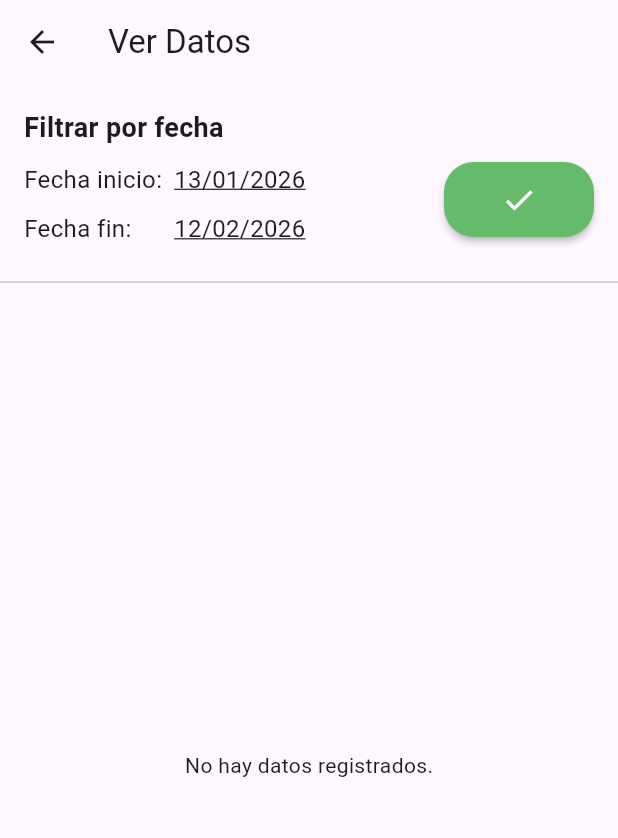
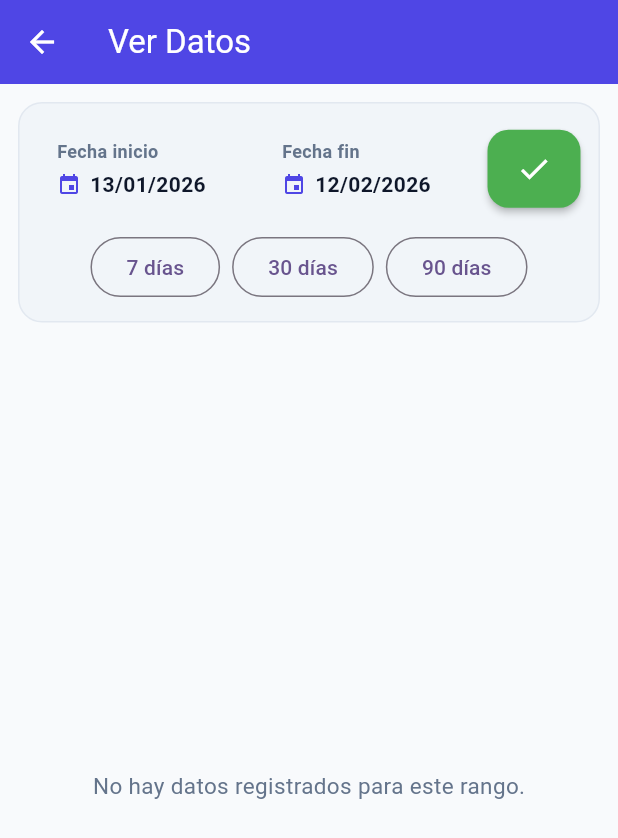
Before and after one commit to alejozd/tomatension, a Flutter app: the VerDatosPage screen opened directly, on a phone screen of 412 x 824 dp. Shown: the top 838 px of the screen. Run offline on Flutter 3.47's test engine with Material 3 defaults, Android fonts, the phone set to English and light mode, and no system bars; drawn by our look-alikes of progress_state_button; our stand-ins replace fl_chart, package_info_plus, permission_handler, share_plus, shared_preferences, sqflite and 1 more; missing offline and left inert: animated_button, excel; accounts and stored records are empty.

Commit message:
Moderniza la interfaz de ver datos

```diff
--- a/lib/pages/ver_datos_page.dart
+++ b/lib/pages/ver_datos_page.dart
@@ -1,12 +1,9 @@
 import 'package:flutter/material.dart';
 import 'package:intl/intl.dart';
-import 'package:progress_state_button/progress_button.dart'; // Importa ProgressButton y su ButtonState
+import 'package:progress_state_button/progress_button.dart';
+
 import '../models/tension_data.dart';
 import '../services/database_service.dart';
-
-// Importa ButtonState de la librería
-// Ya no necesitas definirlo aquí si estás usando el de progress_state_button
-// enum ButtonState { idle, loading, success, fail }
 
 class VerDatosPage extends StatefulWidget {
   const VerDatosPage({super.key});
@@ -19,18 +16,14 @@ class _VerDatosPageState extends State<VerDatosPage> {
   final DatabaseService _databaseService = DatabaseService();
   late Future<List<TensionData>> _tensionDataList;
 
-  DateTime _startDate = DateTime.now().subtract(
-    const Duration(days: 30),
-  ); // Por defecto, últimos 30 días
+  DateTime _startDate = DateTime.now().subtract(const Duration(days: 30));
   DateTime _endDate = DateTime.now();
-
-  ButtonState _filterButtonState =
-      ButtonState.idle; // Estado para el botón de filtro
+  ButtonState _filterButtonState = ButtonState.idle;
 
   @override
   void initState() {
     super.initState();
-    _filterData(); // Cargar datos iniciales con el rango predeterminado
+    _filterData();
   }
 
   Future<void> _selectStartDate(BuildContext context) async {
@@ -40,42 +33,52 @@ class _VerDatosPageState extends State<VerDatosPage> {
       firstDate: DateTime(2000),
       lastDate: DateTime.now(),
     );
-    if (picked != null && picked != _startDate) {
+
+    if (picked == null || picked == _startDate) {
+      return;
+    }
+
     setState(() {
       _startDate = picked;
-        // Si la fecha de inicio es posterior a la final, ajusta la final también.
       if (_startDate.isAfter(_endDate)) {
         _endDate = _startDate;
       }
     });
-    }
   }
 
   Future<void> _selectEndDate(BuildContext context) async {
     final DateTime? picked = await showDatePicker(
       context: context,
       initialDate: _endDate,
-      firstDate:
-          _startDate, // La fecha final no puede ser anterior a la fecha de inicio
+      firstDate: _startDate,
       lastDate: DateTime.now(),
     );
-    if (picked != null && picked != _endDate) {
+
+    if (picked == null || picked == _endDate) {
+      return;
+    }
+
     setState(() {
       _endDate = picked;
     });
   }
+
+  void _applyQuickRange(int days) {
+    setState(() {
+      _endDate = DateTime.now();
+      _startDate = _endDate.subtract(Duration(days: days));
+    });
+    _filterData();
   }
 
-  void _filterData() async {
+  Future<void> _filterData() async {
     if (_startDate.isAfter(_endDate)) {
       ScaffoldMessenger.of(context).showSnackBar(
         const SnackBar(
-          content: Text(
-            'La fecha de inicio no puede ser posterior a la fecha fin.',
-          ),
+          content: Text('La fecha de inicio no puede ser posterior a la fecha fin.'),
         ),
       );
-      // Restablecer el estado del botón si hay un error de validación
+
       if (mounted) {
         setState(() {
           _filterButtonState = ButtonState.fail;
@@ -93,29 +96,24 @@ class _VerDatosPageState extends State<VerDatosPage> {
 
     setState(() {
       _filterButtonState = ButtonState.loading;
+      _tensionDataList = _databaseService.getTensionDataByDateRange(_startDate, _endDate);
     });
 
     try {
-      _tensionDataList = _databaseService.getTensionDataByDateRange(
-        _startDate,
-        _endDate,
-      );
-      await _tensionDataList; // Esperar a que se resuelva el futuro para manejar éxito/fallo
-
+      await _tensionDataList;
       if (mounted) {
         setState(() {
           _filterButtonState = ButtonState.success;
         });
-        // No es necesario un SnackBar aquí, la lista se actualizará
       }
     } catch (e) {
       if (mounted) {
         setState(() {
           _filterButtonState = ButtonState.fail;
         });
-        ScaffoldMessenger.of(context).showSnackBar(
-          SnackBar(content: Text('Error al filtrar datos: ${e.toString()}')),
-        );
+        ScaffoldMessenger.of(
+          context,
+        ).showSnackBar(SnackBar(content: Text('Error al filtrar datos: $e')));
       }
     } finally {
       Future.delayed(const Duration(seconds: 2), () {
@@ -128,76 +126,44 @@ class _VerDatosPageState extends State<VerDatosPage> {
     }
   }
 
-  @override
-  Widget build(BuildContext context) {
-    return Scaffold(
-      appBar: AppBar(title: const Text('Ver Datos')),
-      body: Column(
-        children: <Widget>[
-          Padding(
-            padding: const EdgeInsets.all(16.0),
-            child: Column(
-              crossAxisAlignment: CrossAxisAlignment
-                  .start, // Alinea los textos de filtro a la izquierda
-              children: [
-                const Text(
-                  'Filtrar por fecha',
-                  style: TextStyle(fontSize: 18, fontWeight: FontWeight.bold),
+  Widget _buildDateSelector({
+    required String label,
+    required DateTime date,
+    required VoidCallback onTap,
+  }) {
+    return Expanded(
+      child: InkWell(
+        onTap: onTap,
+        borderRadius: BorderRadius.circular(12),
+        child: Ink(
+          padding: const EdgeInsets.symmetric(horizontal: 12, vertical: 10),
+          decoration: BoxDecoration(
+            color: Colors.white,
+            borderRadius: BorderRadius.circular(12),
+            border: Border.all(color: const Color(0xFFDDE3EC)),
           ),
-                const SizedBox(height: 10),
-                Row(
-                  mainAxisAlignment: MainAxisAlignment.spaceBetween,
-                  crossAxisAlignment: CrossAxisAlignment
-                      .start, // Alinea al inicio si hay varias líneas
-                  children: [
-                    Expanded(
-                      // Ocupa el espacio disponible para las fechas
           child: Column(
             crossAxisAlignment: CrossAxisAlignment.start,
             children: [
+              Text(
+                label,
+                style: const TextStyle(
+                  fontSize: 12,
+                  color: Color(0xFF64748B),
+                  fontWeight: FontWeight.w600,
+                ),
+              ),
+              const SizedBox(height: 4),
               Row(
                 children: [
-                              const SizedBox(
-                                // Fija el ancho del label para alineación visual
-                                width: 100,
-                                child: Text(
-                                  'Fecha inicio:',
-                                  style: TextStyle(fontSize: 16),
-                                ),
-                              ),
-                              GestureDetector(
-                                onTap: () => _selectStartDate(context),
-                                child: Text(
-                                  DateFormat('dd/MM/yyyy').format(_startDate),
+                  const Icon(Icons.event, size: 16, color: Color(0xFF4F46E5)),
+                  const SizedBox(width: 6),
+                  Text(
+                    DateFormat('dd/MM/yyyy').format(date),
                     style: const TextStyle(
-                                    fontSize: 16,
-                                    decoration: TextDecoration.underline,
-                                  ),
-                                ),
-                              ),
-                            ],
-                          ),
-                          const SizedBox(
-                            height: 10,
-                          ), // Espacio entre fecha inicio y fin
-                          Row(
-                            children: [
-                              const SizedBox(
-                                // Fija el ancho del label para alineación visual
-                                width: 100,
-                                child: Text(
-                                  'Fecha fin:',
-                                  style: TextStyle(fontSize: 16),
-                                ),
-                              ),
-                              GestureDetector(
-                                onTap: () => _selectEndDate(context),
-                                child: Text(
-                                  DateFormat('dd/MM/yyyy').format(_endDate),
-                                  style: const TextStyle(
-                                    fontSize: 16,
-                                    decoration: TextDecoration.underline,
-                                  ),
+                      fontSize: 14,
+                      color: Color(0xFF0F172A),
+                      fontWeight: FontWeight.w700,
                     ),
                   ),
                 ],
@@ -205,132 +171,209 @@ class _VerDatosPageState extends State<VerDatosPage> {
             ],
           ),
         ),
-                    const SizedBox(
-                      width: 15,
-                    ), // Espacio entre fechas y botón OK
+      ),
+    );
+  }
+
+  Widget _buildReadingCard(TensionData data) {
+    return Container(
+      margin: const EdgeInsets.only(bottom: 10),
+      padding: const EdgeInsets.all(14),
+      decoration: BoxDecoration(
+        color: Colors.white,
+        borderRadius: BorderRadius.circular(16),
+        border: Border.all(color: const Color(0xFFE2E8F0)),
+        boxShadow: const [
+          BoxShadow(
+            color: Color(0x120F172A),
+            blurRadius: 10,
+            offset: Offset(0, 4),
+          ),
+        ],
+      ),
+      child: Column(
+        crossAxisAlignment: CrossAxisAlignment.start,
+        children: [
+          Row(
+            children: [
+              Container(
+                padding: const EdgeInsets.symmetric(horizontal: 10, vertical: 6),
+                decoration: BoxDecoration(
+                  color: const Color(0xFFE0E7FF),
+                  borderRadius: BorderRadius.circular(999),
+                ),
+                child: Text(
+                  DateFormat('dd/MM/yyyy · HH:mm').format(data.fechaHora),
+                  style: const TextStyle(
+                    color: Color(0xFF3730A3),
+                    fontWeight: FontWeight.w600,
+                    fontSize: 12,
+                  ),
+                ),
+              ),
+            ],
+          ),
+          const SizedBox(height: 12),
+          Row(
+            children: [
+              _metricTile('Sístole', data.sistole.toString(), const Color(0xFF3B82F6)),
+              const SizedBox(width: 8),
+              _metricTile('Diástole', data.diastole.toString(), const Color(0xFF22C55E)),
+              const SizedBox(width: 8),
+              _metricTile('Ritmo', data.ritmoCardiaco.toString(), const Color(0xFFEF4444)),
+            ],
+          ),
+        ],
+      ),
+    );
+  }
+
+  Widget _metricTile(String label, String value, Color color) {
+    return Expanded(
+      child: Container(
+        padding: const EdgeInsets.symmetric(horizontal: 10, vertical: 10),
+        decoration: BoxDecoration(
+          color: color.withOpacity(0.10),
+          borderRadius: BorderRadius.circular(12),
+        ),
+        child: Column(
+          crossAxisAlignment: CrossAxisAlignment.start,
+          children: [
+            Text(
+              label,
+              style: const TextStyle(
+                fontSize: 11,
+                color: Color(0xFF475569),
+                fontWeight: FontWeight.w600,
+              ),
+            ),
+            const SizedBox(height: 4),
+            Text(
+              value,
+              style: TextStyle(
+                fontSize: 22,
+                color: color,
+                fontWeight: FontWeight.w700,
+              ),
+            ),
+          ],
+        ),
+      ),
+    );
+  }
+
+  @override
+  Widget build(BuildContext context) {
+    return Scaffold(
+      backgroundColor: const Color(0xFFF8FAFC),
+      appBar: AppBar(
+        title: const Text('Ver Datos'),
+        backgroundColor: const Color(0xFF4F46E5),
+        foregroundColor: Colors.white,
+      ),
+      body: Column(
+        children: [
+          Container(
+            margin: const EdgeInsets.fromLTRB(12, 12, 12, 8),
+            padding: const EdgeInsets.all(12),
+            decoration: BoxDecoration(
+              color: const Color(0xFFF1F5F9),
+              borderRadius: BorderRadius.circular(16),
+              border: Border.all(color: const Color(0xFFE2E8F0)),
+            ),
+            child: Column(
+              children: [
+                Row(
+                  children: [
+                    _buildDateSelector(
+                      label: 'Fecha inicio',
+                      date: _startDate,
+                      onTap: () => _selectStartDate(context),
+                    ),
+                    const SizedBox(width: 8),
+                    _buildDateSelector(
+                      label: 'Fecha fin',
+                      date: _endDate,
+                      onTap: () => _selectEndDate(context),
+                    ),
+                    const SizedBox(width: 8),
                     ProgressButton(
                       stateWidgets: {
                         ButtonState.idle: const Text(
-                          "OK",
-                          style: TextStyle(
-                            color: Colors.white,
-                            fontWeight: FontWeight.w500,
+                          'OK',
+                          style: TextStyle(color: Colors.white, fontWeight: FontWeight.w600),
                         ),
+                        ButtonState.loading: const SizedBox(
+                          width: 20,
+                          height: 20,
+                          child: CircularProgressIndicator(strokeWidth: 2, color: Colors.white),
                         ),
-                        ButtonState.loading: const CircularProgressIndicator(
-                          color: Colors.white,
-                        ),
-                        ButtonState.success: const Icon(
-                          Icons.check,
-                          color: Colors.white,
-                        ),
-                        ButtonState.fail: const Icon(
-                          Icons.close,
-                          color: Colors.white,
-                        ),
+                        ButtonState.success: const Icon(Icons.check, color: Colors.white),
+                        ButtonState.fail: const Icon(Icons.close, color: Colors.white),
                       },
                       stateColors: {
-                        ButtonState.idle: Colors.deepPurple,
-                        ButtonState.loading: Colors.blue.shade300,
-                        ButtonState.success: Colors.green.shade400,
+                        ButtonState.idle: const Color(0xFF4F46E5),
+                        ButtonState.loading: Colors.blue.shade400,
+                        ButtonState.success: Colors.green.shade500,
                         ButtonState.fail: Colors.red.shade400,
                       },
                       onPressed: _filterData,
                       state: _filterButtonState,
-                      minWidth: 80,
-                      maxWidth: 100,
-                      height:
-                          50, // Altura ajustada para abarcar ambas filas de fecha
-                      radius: 20,
+                      minWidth: 62,
+                      maxWidth: 62,
+                      height: 52,
+                      radius: 14,
                     ),
+                  ],
+                ),
+                const SizedBox(height: 10),
+                Wrap(
+                  spacing: 8,
+                  children: [
+                    OutlinedButton(onPressed: () => _applyQuickRange(7), child: const Text('7 días')),
+                    OutlinedButton(onPressed: () => _applyQuickRange(30), child: const Text('30 días')),
+                    OutlinedButton(onPressed: () => _applyQuickRange(90), child: const Text('90 días')),
                   ],
                 ),
               ],
             ),
           ),
-          const Divider(),
           Expanded(
             child: FutureBuilder<List<TensionData>>(
               future: _tensionDataList,
               builder: (context, snapshot) {
                 if (snapshot.connectionState == ConnectionState.waiting) {
                   return const Center(child: CircularProgressIndicator());
-                } else if (snapshot.hasError) {
-                  return Center(child: Text('Error: ${snapshot.error}'));
-                } else if (!snapshot.hasData || snapshot.data!.isEmpty) {
-                  return const Center(child: Text('No hay datos registrados.'));
-                } else {
-                  return ListView.builder(
-                    itemCount: snapshot.data!.length,
-                    itemBuilder: (context, index) {
-                      final data = snapshot.data![index];
-                      return Card(
-                        margin: const EdgeInsets.symmetric(
-                          horizontal: 16.0,
-                          vertical: 8.0,
-                        ),
-                        elevation: 4.0,
-                        shape: RoundedRectangleBorder(
-                          borderRadius: BorderRadius.circular(10.0),
-                        ),
-                        child: Padding(
-                          padding: const EdgeInsets.all(16.0),
-                          child: Column(
-                            crossAxisAlignment: CrossAxisAlignment.start,
-                            children: [
-                              // Fila 1: Fecha y hora (al inicio arriba)
-                              Align(
-                                alignment: Alignment.topLeft,
+                }
+
+                if (snapshot.hasError) {
+                  return Center(
                     child: Text(
-                                  'Fecha y Hora: ${DateFormat('dd/MM/yyyy hh:mm a').format(data.fechaHora)}',
-                                  style: const TextStyle(
-                                    fontSize: 16,
-                                    fontWeight: FontWeight.bold,
-                                    color: Colors.blue,
-                                  ),
-                                ),
-                              ),
-                              const SizedBox(height: 10), // Espacio entre filas
-                              // Fila 2: Sístole y Diástole
-                              Row(
-                                mainAxisAlignment:
-                                    MainAxisAlignment.spaceBetween,
-                                children: [
-                                  Text(
-                                    'Sístole: ${data.sistole}',
-                                    style: const TextStyle(
-                                      fontSize: 15,
-                                      color: Colors.orange,
-                                    ),
-                                  ),
-                                  Text(
-                                    'Diástole: ${data.diastole}',
-                                    style: const TextStyle(
-                                      fontSize: 15,
-                                      color: Colors.red,
-                                    ),
-                                  ),
-                                ],
-                              ),
-                              const SizedBox(height: 1), // Espacio entre filas
-                              // Fila 3: Ritmo Cardíaco (alineado a la izquierda)
-                              Align(
-                                alignment: Alignment.topLeft,
-                                child: Text(
-                                  'Ritmo Cardíaco: ${data.ritmoCardiaco}',
-                                  style: const TextStyle(
-                                    fontSize: 15,
-                                    color: Colors.purple,
-                                  ),
-                                ),
-                              ),
-                            ],
-                          ),
+                      'Error: ${snapshot.error}',
+                      style: const TextStyle(color: Colors.redAccent),
                     ),
                   );
-                    },
+                }
+
+                final items = snapshot.data ?? [];
+                if (items.isEmpty) {
+                  return const Center(
+                    child: Text(
+                      'No hay datos registrados para este rango.',
+                      style: TextStyle(color: Color(0xFF64748B), fontSize: 15),
+                    ),
                   );
                 }
+
+                return RefreshIndicator(
+                  onRefresh: _filterData,
+                  child: ListView.builder(
+                    physics: const AlwaysScrollableScrollPhysics(),
+                    padding: const EdgeInsets.fromLTRB(12, 4, 12, 20),
+                    itemCount: items.length,
+                    itemBuilder: (context, index) => _buildReadingCard(items[index]),
+                  ),
+                );
               },
             ),
           ),
```
Lines whose indentation alone changed are shown as unchanged.
